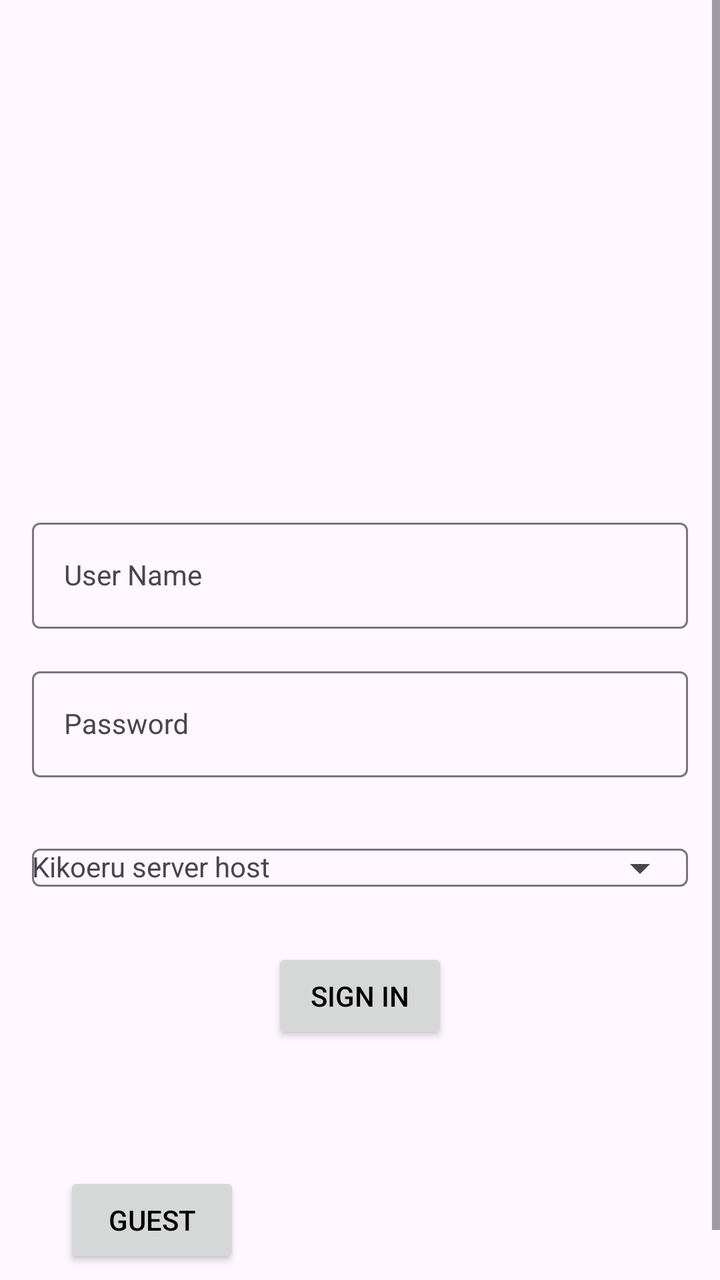
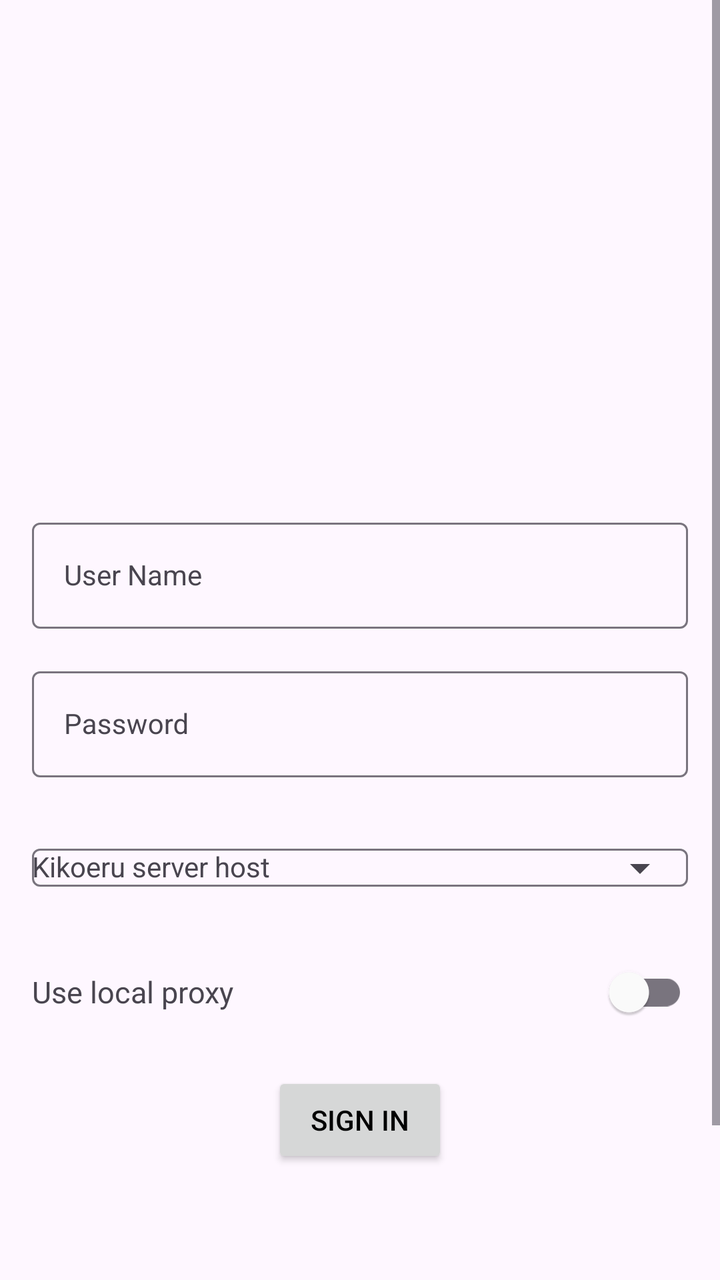

Compare the two renders of this Android layout. The source of the first and the diff that turns it into the second are given below.
<!-- AndroidManifest.xml: application theme Theme.Kikoeru -->
<!-- res/layout/activity_login_account.xml -->
<?xml version="1.0" encoding="utf-8"?>
<ScrollView xmlns:android="http://schemas.android.com/apk/res/android"
    xmlns:app="http://schemas.android.com/apk/res-auto"
    xmlns:tools="http://schemas.android.com/tools"
    android:layout_width="match_parent"
    android:layout_height="match_parent"
    tools:context=".LoginAccountActivity">

    <LinearLayout android:layout_width="match_parent" android:layout_height="match_parent" android:gravity="center_horizontal" android:orientation="vertical">
        <ImageView
                android:layout_width="200dp"
                android:layout_height="200dp" app:srcCompat="@mipmap/ic_launcher_foreground"
                android:id="@+id/imageView4"
                app:layout_constraintTop_toTopOf="parent" app:layout_constraintStart_toStartOf="parent"
                app:layout_constraintEnd_toEndOf="parent" android:layout_marginTop="32dp"/>

        <com.google.android.material.textfield.TextInputLayout
                android:id="@+id/textInputLayout"
                android:layout_width="match_parent"
                android:layout_height="wrap_content"
                android:layout_marginStart="16dp"
                android:layout_marginEnd="16dp"
                app:layout_constraintEnd_toEndOf="parent"
                app:layout_constraintStart_toStartOf="parent"
                app:layout_constraintTop_toBottomOf="@+id/imageView4" android:layout_marginTop="24dp">

            <com.google.android.material.textfield.TextInputEditText
                    android:layout_width="match_parent"
                    android:layout_height="wrap_content"
                    style="@style/Theme.Kikoeru.TextInputStyle"
                    android:hint="@string/user_name"/>
        </com.google.android.material.textfield.TextInputLayout>

        <com.google.android.material.textfield.TextInputLayout
                android:id="@+id/textInputLayout2"
                android:layout_width="match_parent"
                android:layout_height="wrap_content"
                android:layout_marginStart="16dp"
                android:layout_marginTop="16dp"
                android:layout_marginEnd="16dp"
                app:layout_constraintEnd_toEndOf="parent"
                app:layout_constraintStart_toStartOf="parent"
                app:layout_constraintTop_toBottomOf="@+id/textInputLayout">

            <com.google.android.material.textfield.TextInputEditText
                    android:layout_width="match_parent"
                    android:layout_height="wrap_content"
                    android:inputType="textPassword"
                    style="@style/Theme.Kikoeru.TextInputStyle"
                    android:hint="@string/user_password" />
        </com.google.android.material.textfield.TextInputLayout>

        <com.google.android.material.textfield.TextInputLayout
                android:id="@+id/textInputLayout3"
                android:layout_width="match_parent"
                android:layout_height="wrap_content"
                android:layout_marginStart="16dp"
                android:layout_marginTop="16dp"
                android:layout_marginEnd="16dp"
                app:endIconMode="dropdown_menu"
                app:layout_constraintEnd_toEndOf="parent"
                app:layout_constraintStart_toStartOf="parent"
                app:layout_constraintTop_toBottomOf="@+id/textInputLayout2">

            <com.google.android.material.textfield.MaterialAutoCompleteTextView
                    android:layout_width="match_parent"
                    android:layout_height="wrap_content"
                    android:inputType="textUri"
                    style="@style/Theme.Kikoeru.TextInputStyle"
                    android:drawableStart="@drawable/ic_baseline_storage_24"
                    android:hint="Kikoeru server host" />
        </com.google.android.material.textfield.TextInputLayout>

        <Button
                android:id="@+id/button2"
                android:layout_width="wrap_content"
                android:layout_height="wrap_content"
                android:layout_marginTop="16dp"
                android:text="@string/user_sign_in"
                app:layout_constraintEnd_toEndOf="@+id/textInputLayout2"
                app:layout_constraintStart_toStartOf="@+id/textInputLayout2"
                app:layout_constraintTop_toBottomOf="@+id/textInputLayout3" />

        <LinearLayout android:layout_width="match_parent"
                      android:layout_height="match_parent"
                      android:layout_marginBottom="32dp"
                      android:layout_marginStart="32dp"
                      android:layout_marginEnd="32dp"
                      android:layout_marginTop="64dp"
                      android:gravity="bottom|center_horizontal"
                      android:orientation="horizontal">
            <Button
                    android:id="@+id/button4"
                    android:layout_width="wrap_content"
                    android:layout_height="wrap_content"

                    android:text="@string/user_guest"
                    app:layout_constraintBottom_toBottomOf="parent"
                    app:layout_constraintStart_toStartOf="parent" />
            <View android:layout_width="0dp" android:layout_height="wrap_content" android:layout_weight="1"/>
            <Button
                    android:id="@+id/button3"
                    android:layout_width="wrap_content"
                    android:layout_height="wrap_content"

                    android:text="@string/user_sign_up"
                    android:visibility="invisible"
                    app:layout_constraintBottom_toBottomOf="parent"
                    app:layout_constraintEnd_toEndOf="parent" />


        </LinearLayout>
    </LinearLayout>

</ScrollView>
<!-- resources referenced by this layout -->
<resources>
  <string name="user_guest">Guest</string>
  <string name="user_name">User Name</string>
  <string name="user_password">Password</string>
  <string name="user_sign_in">Sign In</string>
  <string name="user_sign_up">Sign Up</string>
  <style name="Theme.Kikoeru.TextInputStyle" parent="Theme.MaterialComponents.Light">
          <item name="android:textColor">@color/black</item>
      </style>
  <style name="Theme.Kikoeru" parent="Theme.Material3.DayNight.NoActionBar">
          
          <item name="colorPrimary">@color/main_color</item>
          <item name="colorPrimaryVariant">@color/main_color</item>
          <item name="colorOnPrimary">@color/white</item>
  
          
          <item name="colorSecondary">@color/green</item>
  
          <item name="colorSecondaryVariant">@color/green</item>
          <item name="colorOnSecondary">@android:color/holo_green_light</item>
  
          
          <item name="android:statusBarColor">@color/main_color</item>
          <item name="android:windowLightStatusBar">true</item>
  
          <item name="android:navigationBarColor">@color/main_color</item>
          <item name="android:windowLightNavigationBar">true</item>
          
          <item name="android:textColorPrimary">@color/black</item>
  
          <item name="colorSurface">@color/main_color</item>
          <item name="colorOnSurface">@color/white</item>
      </style>
  <color name="black">#FF000000</color>
  <color name="main_color">#E2B4BD</color>
  <color name="white">#FFFFFFFF</color>
  <color name="green">#6FCF97</color>
</resources>

<!-- the commit's change to res/layout/activity_login_account.xml (unified diff, before → after) -->
@@ -71,6 +71,41 @@
                     android:hint="Kikoeru server host" />
         </com.google.android.material.textfield.TextInputLayout>
 
+        
+        <TextView
+                android:id="@+id/guestHint"
+                android:layout_width="match_parent"
+                android:layout_height="wrap_content"
+                android:layout_marginStart="16dp"
+                android:layout_marginTop="14dp"
+                android:layout_marginEnd="16dp"
+                android:text="@string/guest_login_hint"
+                android:textSize="13sp"
+                android:visibility="gone" />
+
+        
+        <LinearLayout
+                android:layout_width="match_parent"
+                android:layout_height="wrap_content"
+                android:layout_marginStart="16dp"
+                android:layout_marginTop="14dp"
+                android:layout_marginEnd="16dp"
+                android:gravity="center_vertical"
+                android:orientation="horizontal">
+
+            <TextView
+                    android:layout_width="0dp"
+                    android:layout_height="wrap_content"
+                    android:layout_weight="1"
+                    android:text="@string/proxy_enabled"
+                    android:textSize="15sp" />
+
+            <androidx.appcompat.widget.SwitchCompat
+                    android:id="@+id/swProxy"
+                    android:layout_width="wrap_content"
+                    android:layout_height="wrap_content" />
+        </LinearLayout>
+
         <Button
                 android:id="@+id/button2"
                 android:layout_width="wrap_content"
<!-- resource entries referenced after the edit -->
@@ -1,5 +1,7 @@
 <!-- resources referenced by this layout -->
 <resources>
+  <string name="guest_login_hint">This server needs no account — just tap the button below</string>
+  <string name="proxy_enabled">Use local proxy</string>
   <string name="user_guest">Guest</string>
   <string name="user_name">User Name</string>
   <string name="user_password">Password</string>
